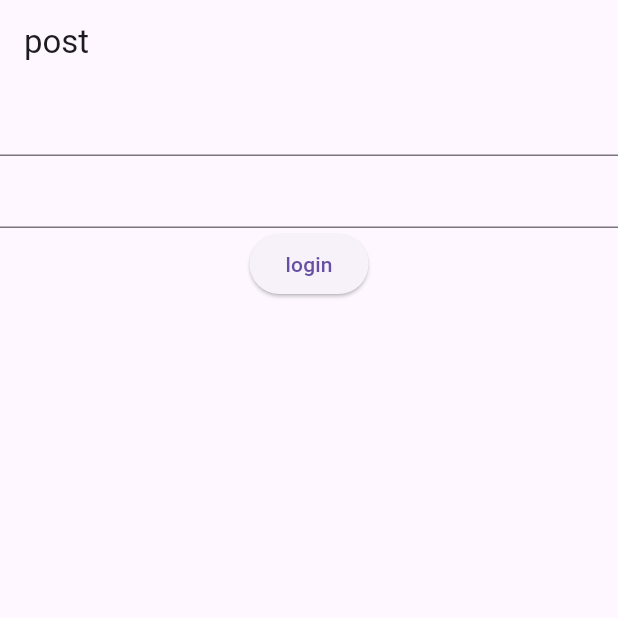
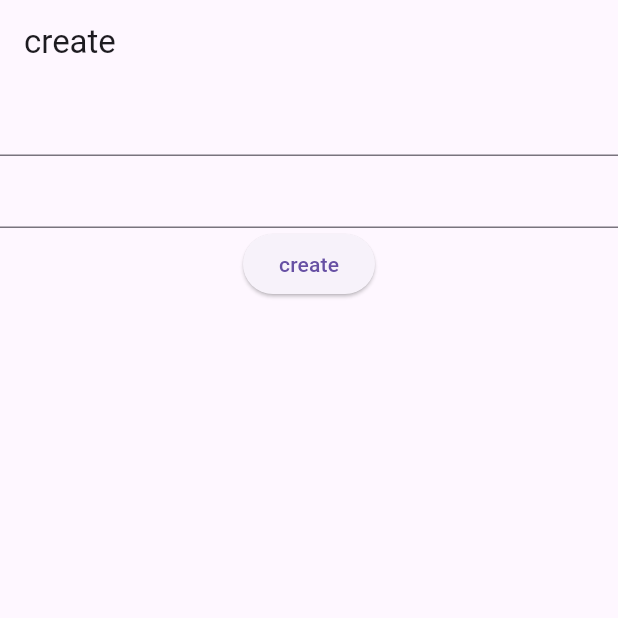
Before and after one commit to Nishesh73/apis, a Flutter app: the screen it shows after launch, on a phone screen of 412 x 824 dp, the top half of it. Run offline on Flutter 3.47's test engine with Material 3 defaults, Android fonts, the phone set to English and light mode, and no system bars.

Commit message:
post req implememted

```diff
--- a/lib/main.dart
+++ b/lib/main.dart
@@ -2,6 +2,7 @@ import 'package:apisproject/get_req/listofjsonscreen.dart';
 import 'package:apisproject/get_req/screensingleapi.dart';
 import 'package:apisproject/models/singleapimodel.dart';
 import 'package:apisproject/get_req/startmapscreen.dart';
+import 'package:apisproject/post_req/postmodel/createscreen.dart';
 import 'package:apisproject/post_req/postmodel/postscreen.dart';
 import 'package:flutter/material.dart';
 
@@ -18,7 +19,8 @@ class MyApp extends StatelessWidget {
     return MaterialApp(
       // home: ScreenSingleApi(),
       // home: MyWidget(),
-      home: PostScreen(),
+      // home: PostScreen(),
+      home: CreateScreen(),
     );
   }
 }
--- /dev/null
+++ b/lib/post_req/postmodel/createmodel.dart
@@ -0,0 +1,17 @@
+class CreateModel {
+  String? name;
+  String? job;
+  String? id;
+  String? createdAt;
+
+  CreateModel({this.name, this.job, this.id, this.createdAt});
+
+  CreateModel.fromJson(Map<String, dynamic> json) {
+    name = json['name'];
+    job = json['job'];
+    id = json['id'];
+    createdAt = json['createdAt'];
+  }
+
+
+}
--- /dev/null
+++ b/lib/post_req/postmodel/createscreen.dart
@@ -0,0 +1,52 @@
+import 'dart:async';
+
+import 'package:apisproject/post_req/postmodel/createmodel.dart';
+import 'package:apisproject/post_req/postmodel/postapi.dart';
+import 'package:apisproject/post_req/postmodel/postmodel.dart';
+import 'package:flutter/material.dart';
+
+class CreateScreen extends StatefulWidget {
+  const CreateScreen({super.key});
+
+  @override
+  State<CreateScreen> createState() => _CreateScreenState();
+}
+
+class _CreateScreenState extends State<CreateScreen> {
+  TextEditingController namec= TextEditingController();
+   TextEditingController jobc= TextEditingController();
+   CreateModel? createModel;
+
+  @override
+  Widget build(BuildContext context) {
+    return Scaffold(
+
+      appBar: AppBar(title:createModel==null? Text("create"):Text("${createModel?.name}"),),
+
+      body: Column(children: [
+        TextField(
+          controller:namec ,
+        ),
+         TextField(
+          controller:jobc ,
+        ),
+        ElevatedButton(onPressed: ()async{
+
+          try {
+             createModel = await createData(namec.text, jobc.text);
+
+          } catch (e) {
+            print("exception is $e");
+
+          }
+
+
+setState(() {
+
+});
+        }, child: Text("create"))
+
+      ],),
+    );
+  }
+}
```
Also changed, not shown: lib/post_req/postmodel/postapi.dart (+31 -0 lines).
